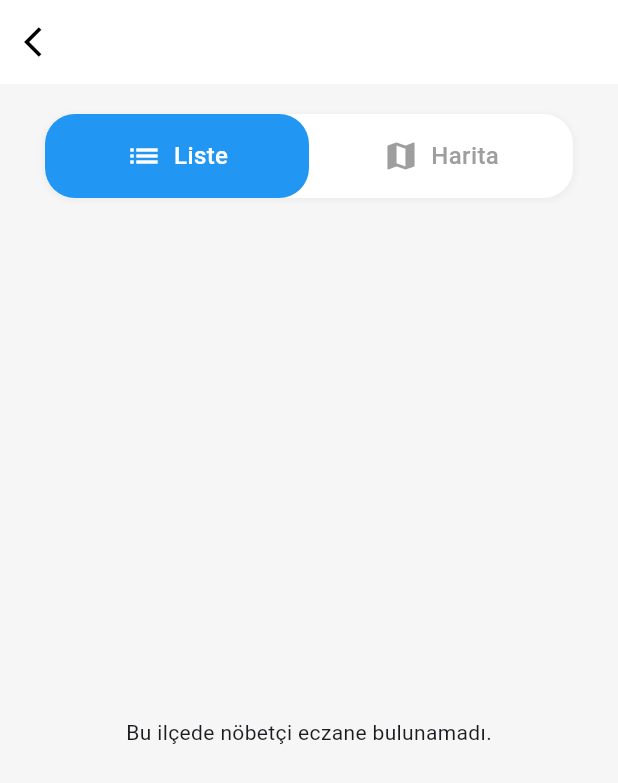
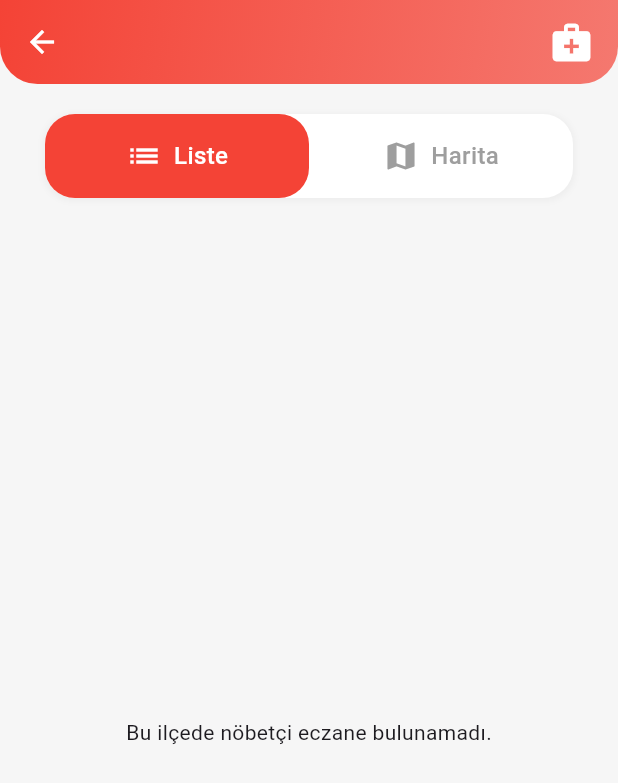
Before and after one commit to ibrahimysr/gaziantep_nobetci_eczaneler, a Flutter app: the DistrictPharmaciesPage screen opened directly with empty values, on a phone screen of 412 x 824 dp. Shown: the top 783 px of the screen. Run offline on Flutter 3.47's test engine with Material 3 defaults, Android fonts, the phone set to English and light mode, and no system bars; network calls fail.

Commit message:
detay sayfası düzenlendi

```diff
--- a/lib/components/app_bar.dart
+++ b/lib/components/app_bar.dart
@@ -1,36 +1,133 @@
+// import 'package:flutter/material.dart';
+
+// class CustomAppBar extends StatelessWidget implements PreferredSizeWidget {
+//   final String city;
+//   final VoidCallback onBack;
+
+//   const CustomAppBar({
+//     super.key,
+//     required this.city,
+//     required this.onBack,
+//   });
+
+//   @override
+//   Widget build(BuildContext context) {
+//     return AppBar(
+//       leading: IconButton(
+//         icon: const Icon(Icons.arrow_back_ios, color: Colors.black),
+//         onPressed: onBack,
+//       ),
+//       title: Text(
+//         '$city ilçesine göre',
+//         style: const TextStyle(
+//           color: Colors.black,
+//           fontSize: 22,
+//           fontWeight: FontWeight.bold,
+//         ),
+//       ),
+//       centerTitle: false,
+//       backgroundColor: Colors.white,
+//       elevation: 0,
+//     );
+//   }
+
+//   @override
+//   Size get preferredSize => const Size.fromHeight(kToolbarHeight);
+// }
+
+
 import 'package:flutter/material.dart';
+// import 'package:lottie/lottie.dart';
 
-class CustomAppBar extends StatelessWidget implements PreferredSizeWidget {
-  final String city;
-  final VoidCallback onBack;
+class CustomAppBar extends StatefulWidget implements PreferredSizeWidget {
+  final String title;
 
   const CustomAppBar({
     super.key,
-    required this.city,
-    required this.onBack,
+    required this.title,
   });
+
+  @override
+  State<CustomAppBar> createState() => _CustomAppBarState();
+
+  @override
+  Size get preferredSize => const Size.fromHeight(kToolbarHeight);
+}
+
+class _CustomAppBarState extends State<CustomAppBar> with SingleTickerProviderStateMixin {
+  late AnimationController _animationController;
+  late Animation<double> _fadeAnimation;
+
+  @override
+  void initState() {
+    super.initState();
+    _animationController = AnimationController(
+      vsync: this,
+      duration: const Duration(milliseconds: 800),
+    );
+    _fadeAnimation = Tween<double>(begin: 0.0, end: 1.0).animate(
+      CurvedAnimation(parent: _animationController, curve: Curves.easeIn),
+    );
+
+    WidgetsBinding.instance.addPostFrameCallback((_) {
+      if (mounted) {
+        _animationController.forward();
+      }
+    });
+  }
+
+  @override
+  void dispose() {
+    _animationController.dispose();
+    super.dispose();
+  }
 
   @override
   Widget build(BuildContext context) {
     return AppBar(
-      leading: IconButton(
-        icon: const Icon(Icons.arrow_back_ios, color: Colors.black),
-        onPressed: onBack,
-      ),
-      title: Text(
-        '$city ilçesine göre',
-        style: const TextStyle(
-          color: Colors.black,
-          fontSize: 22,
-          fontWeight: FontWeight.bold,
+
+      iconTheme: IconThemeData(color: Colors.white),
+      elevation: 0,
+      backgroundColor: Colors.transparent,
+      flexibleSpace: Container(
+        decoration: BoxDecoration(
+          gradient: LinearGradient(
+            colors: [Colors.red,Colors.red.withValues(alpha:0.7)],
+            begin: Alignment.topLeft,
+            end: Alignment.bottomRight,
+          ),
+          borderRadius: const BorderRadius.only(
+            bottomLeft: Radius.circular(25),
+            bottomRight: Radius.circular(25),
+          ),
         ),
       ),
-      centerTitle: false,
-      backgroundColor: Colors.white,
-      elevation: 0,
+      actions: [
+        Padding(
+          padding: const EdgeInsets.only(right: 16),
+          child: Icon(Icons.medical_services,color: Colors.white,size: 30,),
+          // child: CircleAvatar(
+          //   backgroundColor: Colors.white,
+          //   radius: 18,
+          //   child: Lottie.asset(
+          //     AppAssets.loginAnimation,
+          //     width: 30,
+          //     height: 30,
+          //   ),
+          // ),
+        ),
+      ],
+      centerTitle: true,
+      title: FadeTransition(
+        opacity: _fadeAnimation,
+        child: Text(
+          widget.title,
+          style:TextStyle(
+            color: Colors.white,
+            fontWeight: FontWeight.bold,
+          ),
+        ),
+      ),
     );
   }
-
-  @override
-  Size get preferredSize => const Size.fromHeight(kToolbarHeight);
 }
--- a/lib/components/search_bar.dart
+++ b/lib/components/search_bar.dart
@@ -1,10 +1,10 @@
 import 'package:flutter/material.dart';
 
-class SearchBar extends StatelessWidget {
+class CustomSearchBar extends StatelessWidget {
   final TextEditingController controller;
   final ValueChanged<String> onChanged;
 
-  const SearchBar({
+  const CustomSearchBar({
     super.key,
     required this.controller,
     required this.onChanged,
--- a/lib/main.dart
+++ b/lib/main.dart
@@ -11,7 +11,9 @@ class MyApp extends StatelessWidget {
   @override
   Widget build(BuildContext context) {
     return MaterialApp(
+      debugShowCheckedModeBanner: false,
       theme: ThemeData(
+
         colorScheme: ColorScheme.fromSeed(seedColor: Colors.deepPurple),
         useMaterial3: true,
       ),
--- a/lib/views/district_pharmacies_screen.dart
+++ b/lib/views/district_pharmacies_screen.dart
@@ -1,4 +1,5 @@
 import 'package:flutter/material.dart';
+import 'package:gaziantep_nobetci_eczane/components/app_bar.dart';
 import 'package:gaziantep_nobetci_eczane/model/pharmacy_model.dart';
 
 class DistrictPharmaciesPage extends StatelessWidget {
@@ -16,23 +17,7 @@ class DistrictPharmaciesPage extends StatelessWidget {
   @override
   Widget build(BuildContext context) {
     return Scaffold(
-      appBar: AppBar(
-        leading: IconButton(
-          icon: const Icon(Icons.arrow_back_ios, color: Colors.black),
-          onPressed: () => Navigator.pop(context),
-        ),
-        title: Text(
-          districtName,
-          style: const TextStyle(
-            color: Colors.black,
-            fontSize: 22,
-            fontWeight: FontWeight.w600,
-          ),
-        ),
-        centerTitle: true,
-        backgroundColor: Colors.white,
-        elevation: 0,
-      ),
+      appBar: CustomAppBar(title: districtName),
       backgroundColor: const Color(0xFFF6F6F6),
       body: _buildSegmentedControl(context),
     );
@@ -61,7 +46,7 @@ class DistrictPharmaciesPage extends StatelessWidget {
                 child: Container(
                   padding: const EdgeInsets.symmetric(vertical: 16),
                   decoration: BoxDecoration(
-                    color: Colors.blue,
+                    color: Colors.red,
                     borderRadius: BorderRadius.circular(20),
                   ),
                   child: const Row(
--- a/lib/views/pharmacy_list_page.dart
+++ b/lib/views/pharmacy_list_page.dart
@@ -3,6 +3,7 @@ import 'package:gaziantep_nobetci_eczane/components/app_bar.dart';
 import 'package:gaziantep_nobetci_eczane/components/district_list.dart';
 import 'package:gaziantep_nobetci_eczane/components/error_view.dart';
 import 'package:gaziantep_nobetci_eczane/components/loading_indicator.dart';
+import 'package:gaziantep_nobetci_eczane/components/search_bar.dart';
 import 'package:gaziantep_nobetci_eczane/env.dart';
 import 'package:gaziantep_nobetci_eczane/model/pharmacy_model.dart';
 import 'package:gaziantep_nobetci_eczane/service/pharmacy/pharmacy_service.dart';
@@ -98,7 +99,7 @@ class _PharmacyListPageState extends State<PharmacyListPage> {
   @override
   Widget build(BuildContext context) {
     return Scaffold(
-      appBar: CustomAppBar(city: "Gaziantep", onBack: () => Navigator.pop(context)),
+      appBar: CustomAppBar(title: "Gaziantep Nöbetçi Eczaneler",),
       backgroundColor: const Color(0xFFF6F6F6),
       body: RefreshIndicator(
         onRefresh: _loadPharmacies,
@@ -121,7 +122,7 @@ class _PharmacyListPageState extends State<PharmacyListPage> {
 
     return Column(
       children: [
-        SearchBar(
+        CustomSearchBar(
           controller: _searchController,
           onChanged: (value) {
             setState(() {
```
Also changed, not shown: lib/views/home_screen.dart (added, +18 -0 lines).
